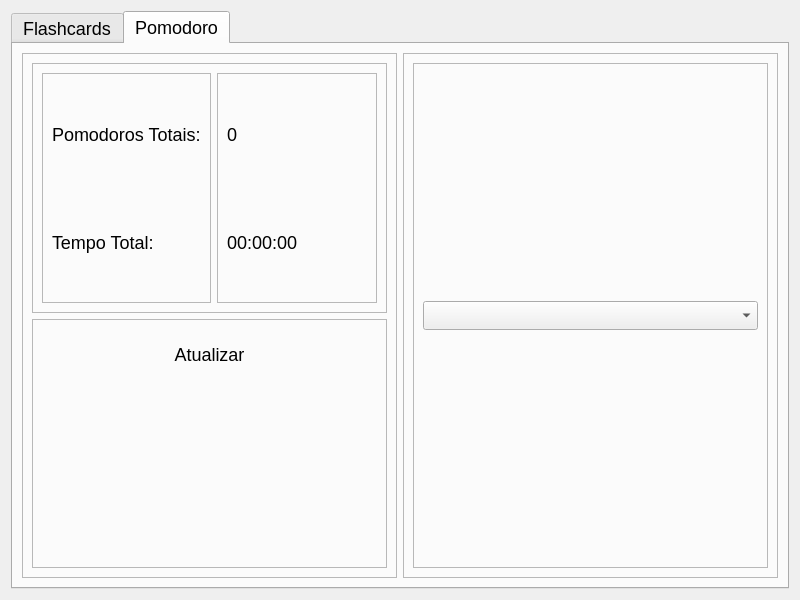
The window that functions/see_progress/see_progress.ui (Nbdyleto/PySide6_Self_TCC) describes before a commit, drawn with Qt 5.
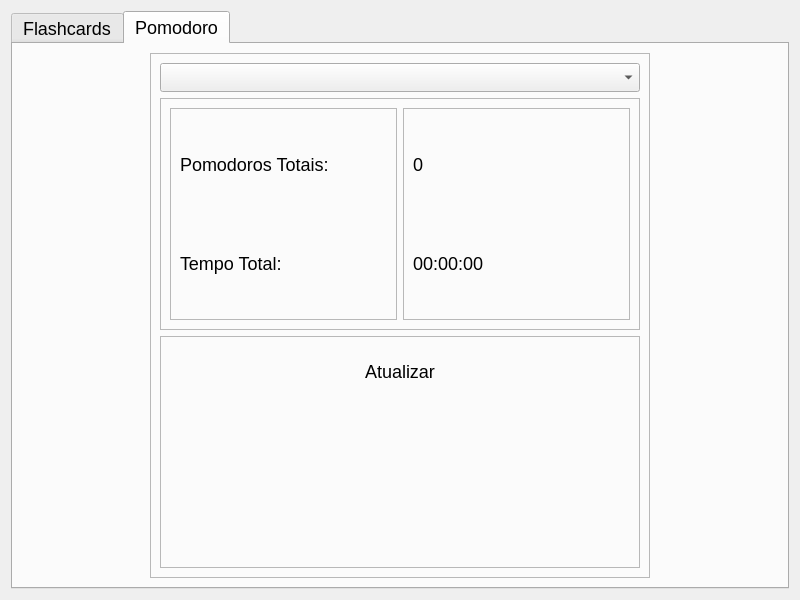
The same window after the commit. The open tabs and pages were chosen to show the change.

Commit message: [see-progress] remove plot of cards temporary

The edit to the form file:
```diff
--- a/functions/see_progress/see_progress.ui
+++ b/functions/see_progress/see_progress.ui
@@ -267,8 +267,14 @@
        <string>Pomodoro</string>
       </attribute>
       <layout class="QHBoxLayout" name="horizontalLayout_5">
-       <item>
+       <item alignment="Qt::AlignHCenter">
         <widget class="QFrame" name="frame_3">
+         <property name="minimumSize">
+          <size>
+           <width>500</width>
+           <height>0</height>
+          </size>
+         </property>
          <property name="frameShape">
           <enum>QFrame::StyledPanel</enum>
          </property>
@@ -276,6 +282,13 @@
           <enum>QFrame::Raised</enum>
          </property>
          <layout class="QVBoxLayout" name="verticalLayout_13">
+          <item>
+           <widget class="QComboBox" name="qCBoxPomodoro">
+            <property name="styleSheet">
+             <string notr="true">font: 18px;</string>
+            </property>
+           </widget>
+          </item>
           <item>
            <widget class="QFrame" name="frame_15">
             <property name="frameShape">
@@ -374,37 +387,6 @@
          </layout>
         </widget>
        </item>
-       <item>
-        <widget class="QFrame" name="frame_20">
-         <property name="frameShape">
-          <enum>QFrame::StyledPanel</enum>
-         </property>
-         <property name="frameShadow">
-          <enum>QFrame::Raised</enum>
-         </property>
-         <layout class="QVBoxLayout" name="verticalLayout_19">
-          <item>
-           <widget class="QFrame" name="frameCharts_pomodoro">
-            <property name="frameShape">
-             <enum>QFrame::StyledPanel</enum>
-            </property>
-            <property name="frameShadow">
-             <enum>QFrame::Raised</enum>
-            </property>
-            <layout class="QVBoxLayout" name="verticalLayout_21">
-             <item>
-              <widget class="QComboBox" name="qCBoxPomodoro">
-               <property name="styleSheet">
-                <string notr="true">font: 18px;</string>
-               </property>
-              </widget>
-             </item>
-            </layout>
-           </widget>
-          </item>
-         </layout>
-        </widget>
-       </item>
       </layout>
      </widget>
     </widget>
```
Left out of the diff: 2 changed lines with no effect on the pictures. The commit also changes 20 other files.
